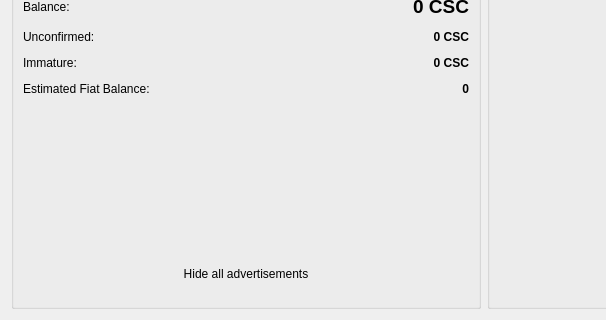
First picture: the form in src/qt/forms/overviewpage.ui, repository transcoder/CasinoCoin, before the edit; both pictures show x 0 to 606 and y 86 to 406 of the 782 by 406 pixel window.
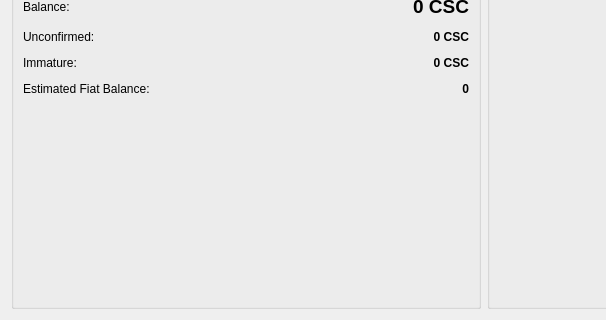
Second picture: the form after the edit.

```diff
--- a/src/qt/forms/overviewpage.ui
+++ b/src/qt/forms/overviewpage.ui
@@ -204,51 +204,6 @@
               </property>
              </widget>
             </item>
-            <item row="6" column="0" colspan="2">
-             <spacer name="verticalSpacer">
-              <property name="orientation">
-               <enum>Qt::Vertical</enum>
-              </property>
-              <property name="sizeHint" stdset="0">
-               <size>
-                <width>20</width>
-                <height>40</height>
-               </size>
-              </property>
-             </spacer>
-            </item>
-            <item row="8" column="0" colspan="2">
-             <layout class="QVBoxLayout" name="verticalLayoutAdvertWidget"/>
-            </item>
-            <item row="7" column="0" colspan="2">
-             <widget class="QPushButton" name="pushButtonToggleAdverts">
-              <property name="styleSheet">
-               <string notr="true"/>
-              </property>
-              <property name="text">
-               <string>Hide all advertisements</string>
-              </property>
-              <property name="autoDefault">
-               <bool>false</bool>
-              </property>
-              <property name="default">
-               <bool>false</bool>
-              </property>
-              <property name="flat">
-               <bool>true</bool>
-              </property>
-             </widget>
-            </item>
-            <item row="5" column="0" colspan="2">
-             <widget class="QWidget" name="widgetBuyCSCButton" native="true">
-              <property name="minimumSize">
-               <size>
-                <width>150</width>
-                <height>30</height>
-               </size>
-              </property>
-             </widget>
-            </item>
             <item row="4" column="0">
              <widget class="QLabel" name="labelBalanceFiatText">
               <property name="text">
@@ -278,6 +233,22 @@
               </property>
              </widget>
             </item>
+            <item row="5" column="0" colspan="2">
+             <spacer name="verticalSpacer">
+              <property name="orientation">
+               <enum>Qt::Vertical</enum>
+              </property>
+              <property name="sizeHint" stdset="0">
+               <size>
+                <width>20</width>
+                <height>100</height>
+               </size>
+              </property>
+             </spacer>
+            </item>
+            <item row="6" column="0" colspan="2">
+             <layout class="QVBoxLayout" name="verticalLayoutAdvertWidget"/>
+            </item>
            </layout>
           </item>
          </layout>
```
